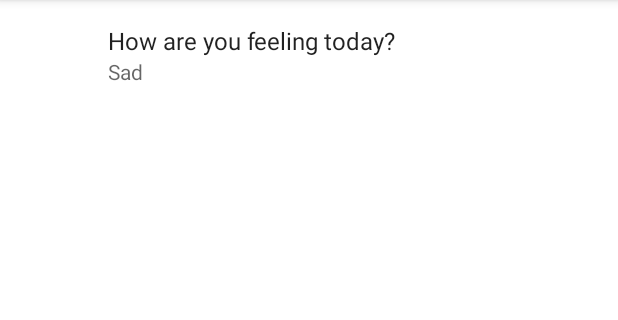
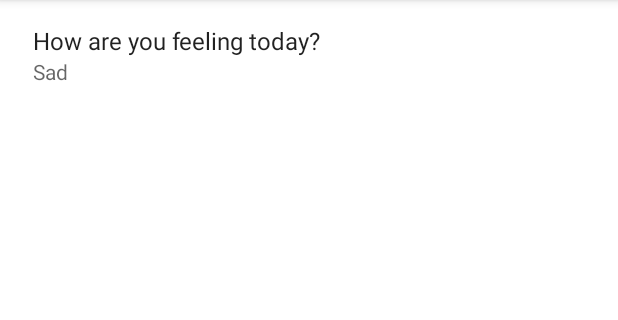
Before and after one commit to NeranjanK/CS492_FinalProject_Team29, an Android app: the SettingsActivity screen opened directly, with no data from a screen before it, on a phone screen of 412 x 824 dp, the part 84-404 px from its top. Run offline under Robolectric (Android 15) with nearby library versions, the phone set to English and light mode, and no system bars; our stand-ins replace androidx.preference; network calls fail.

Commit message:
ui tweaks

```diff
--- a/app/src/main/java/com/example/finalproject/MainActivity.java
+++ b/app/src/main/java/com/example/finalproject/MainActivity.java
@@ -206,7 +206,7 @@ public class MainActivity extends AppCompatActivity {
             }
             return results;
         }
-//
+
 //        @Override
 //        public boolean onCreateOptionsMenu(Menu menu) {
 //            getMenuInflater().inflate(R.menu.main, menu);
--- a/app/src/main/res/layout/activity_main.xml
+++ b/app/src/main/res/layout/activity_main.xml
@@ -37,8 +37,7 @@
             android:layout_width="match_parent"
             android:layout_height="match_parent"
             android:layout_margin="10dp"
-            android:layout_marginLeft="10dp"
-            android:textAlignment="center" />
+            android:textAlignment="center"/>
 
         <TextView
             android:id="@+id/tv_error_message"
--- a/app/src/main/res/layout/activity_settings.xml
+++ b/app/src/main/res/layout/activity_settings.xml
@@ -7,4 +7,5 @@
     android:name="com.example.finalproject.SettingsFragment"
     android:layout_width="match_parent"
     android:layout_height="match_parent"
-    tools:context=".SettingsActivity" />
+    tools:context=".SettingsActivity"
+    android:layout_marginLeft="-50dp"/>
```
Also changed, not shown: app/src/main/res/layout/photo_item.xml (+8 -1 lines).
